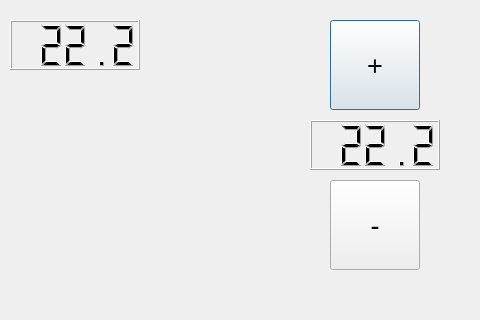
Before: the Qt Designer form test.ui in auerj/rpi_automation_gui, drawn with Qt 5.
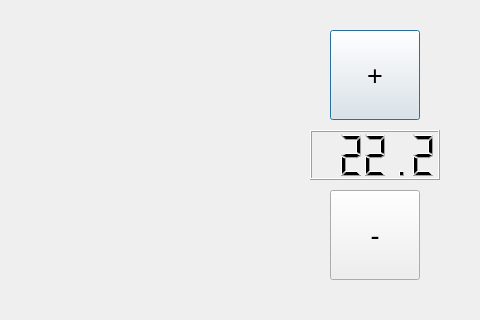
After: the same form once the commit is applied.

What changed in the file:
```diff
--- a/test.ui
+++ b/test.ui
@@ -13,29 +13,11 @@
   <property name="windowTitle">
    <string>Dialog</string>
   </property>
-  <widget class="QLCDNumber" name="current_temp">
-   <property name="geometry">
-    <rect>
-     <x>10</x>
-     <y>20</y>
-     <width>130</width>
-     <height>50</height>
-    </rect>
-   </property>
-   <property name="font">
-    <font>
-     <pointsize>20</pointsize>
-    </font>
-   </property>
-   <property name="value" stdset="0">
-    <double>22.199999999999999</double>
-   </property>
-  </widget>
   <widget class="QLCDNumber" name="target_temp">
    <property name="geometry">
     <rect>
      <x>310</x>
-     <y>120</y>
+     <y>130</y>
      <width>130</width>
      <height>50</height>
     </rect>
@@ -53,7 +35,7 @@
    <property name="geometry">
     <rect>
      <x>330</x>
-     <y>20</y>
+     <y>30</y>
      <width>90</width>
      <height>90</height>
     </rect>
@@ -71,7 +53,7 @@
    <property name="geometry">
     <rect>
      <x>330</x>
-     <y>180</y>
+     <y>190</y>
      <width>90</width>
      <height>90</height>
     </rect>
```
